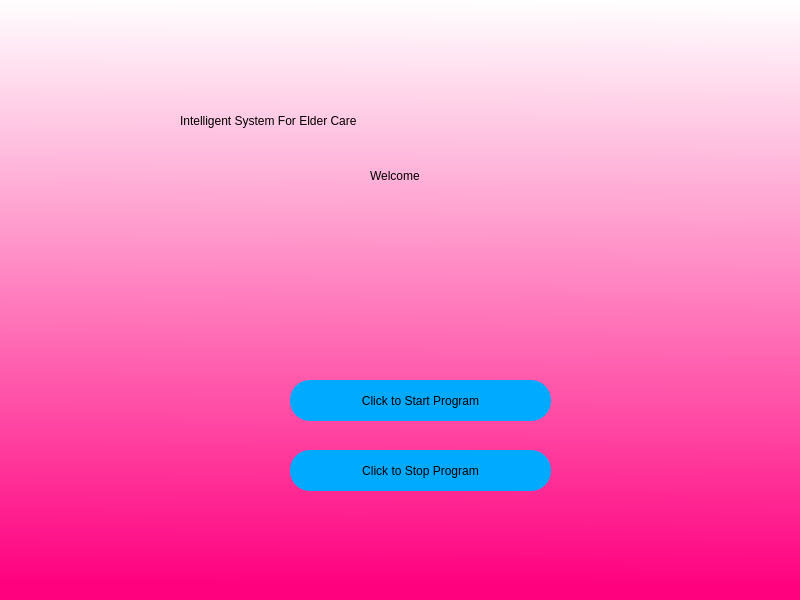
This is elderly_assistance_system_backend/firstpage.ui in raiyaan-abdullah/Elderly-Assistant-System as Qt 5 draws it before an edit. The edited form follows.
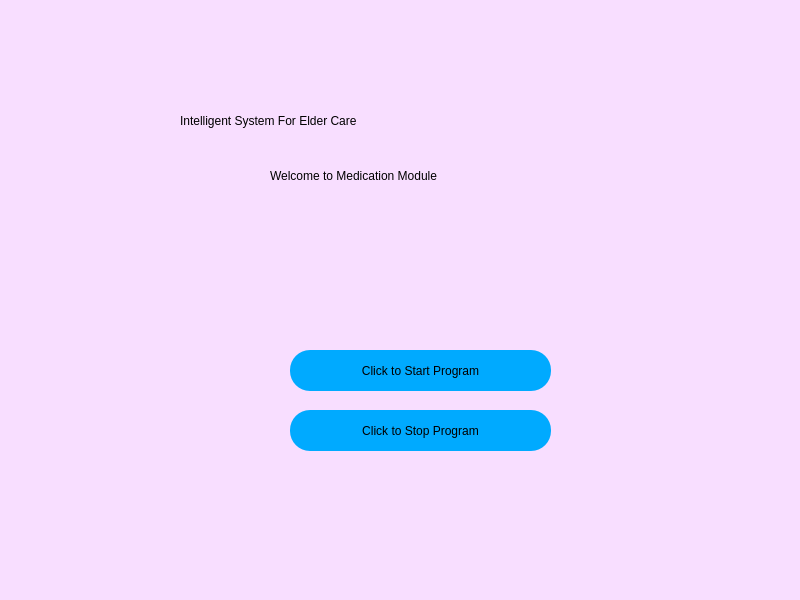
This is the edited form.

Commit message: new medication module gui

Diff of the .ui file:
```diff
--- a/elderly_assistance_system_backend/firstpage.ui
+++ b/elderly_assistance_system_backend/firstpage.ui
@@ -25,9 +25,15 @@
      <height>600</height>
     </rect>
    </property>
+   <property name="sizePolicy">
+    <sizepolicy hsizetype="Fixed" vsizetype="Fixed">
+     <horstretch>0</horstretch>
+     <verstretch>0</verstretch>
+    </sizepolicy>
+   </property>
    <property name="styleSheet">
     <string notr="true">QWidget#widget{
-background-color: qlineargradient(spread:pad, x1:0.994, y1:0.983, x2:1, y2:0, stop:0 rgba(255, 0, 127, 255), stop:1 rgba(255, 255, 255, 255));
+	background-color: rgb(248, 222, 255);
 }
 </string>
    </property>
@@ -51,7 +57,7 @@
     <property name="geometry">
      <rect>
       <x>290</x>
-      <y>380</y>
+      <y>350</y>
       <width>261</width>
       <height>41</height>
      </rect>
@@ -68,9 +74,9 @@
    <widget class="QLabel" name="welcome">
     <property name="geometry">
      <rect>
-      <x>370</x>
+      <x>270</x>
       <y>160</y>
-      <width>91</width>
+      <width>331</width>
       <height>31</height>
      </rect>
     </property>
@@ -79,7 +85,7 @@
 font: 14pt &quot;MS Shell Dlg 2&quot;;</string>
     </property>
     <property name="text">
-     <string>Welcome</string>
+     <string>Welcome to Medication Module</string>
     </property>
    </widget>
    <widget class="QLabel" name="totaluser">
@@ -102,7 +108,7 @@
     <property name="geometry">
      <rect>
       <x>290</x>
-      <y>450</y>
+      <y>410</y>
       <width>261</width>
       <height>41</height>
      </rect>
```
The commit also changes 24 other files.
